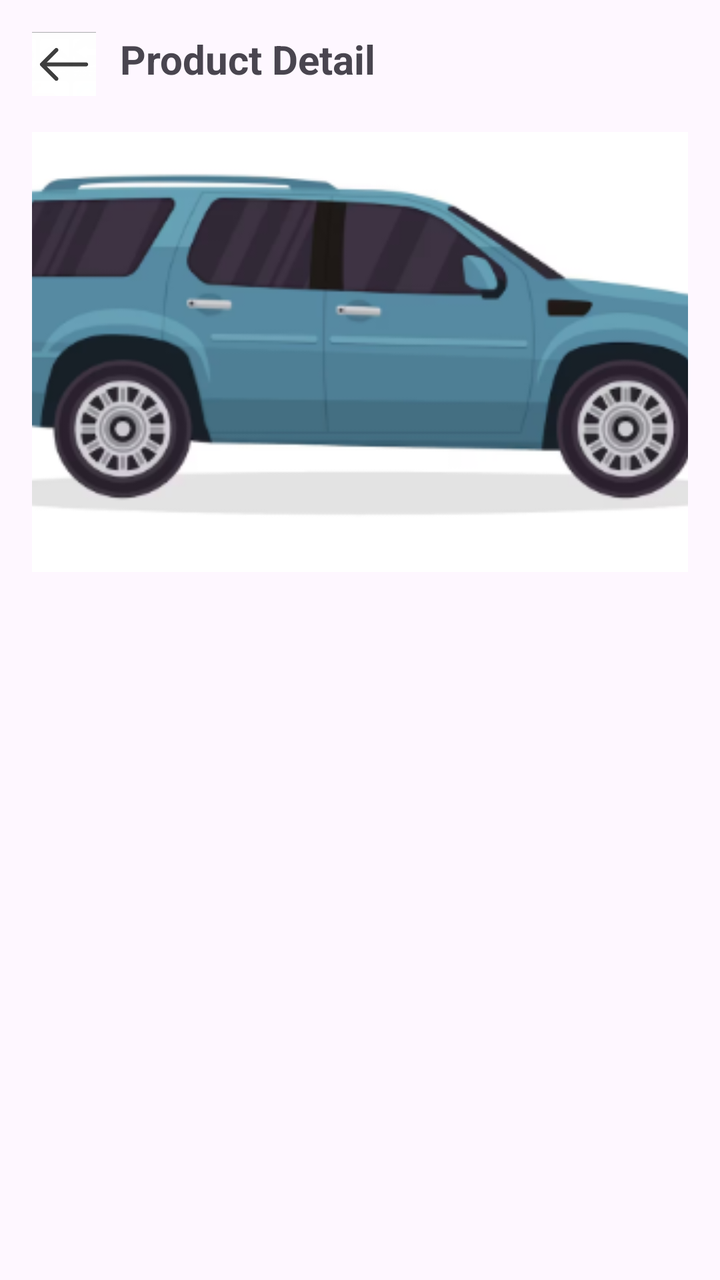
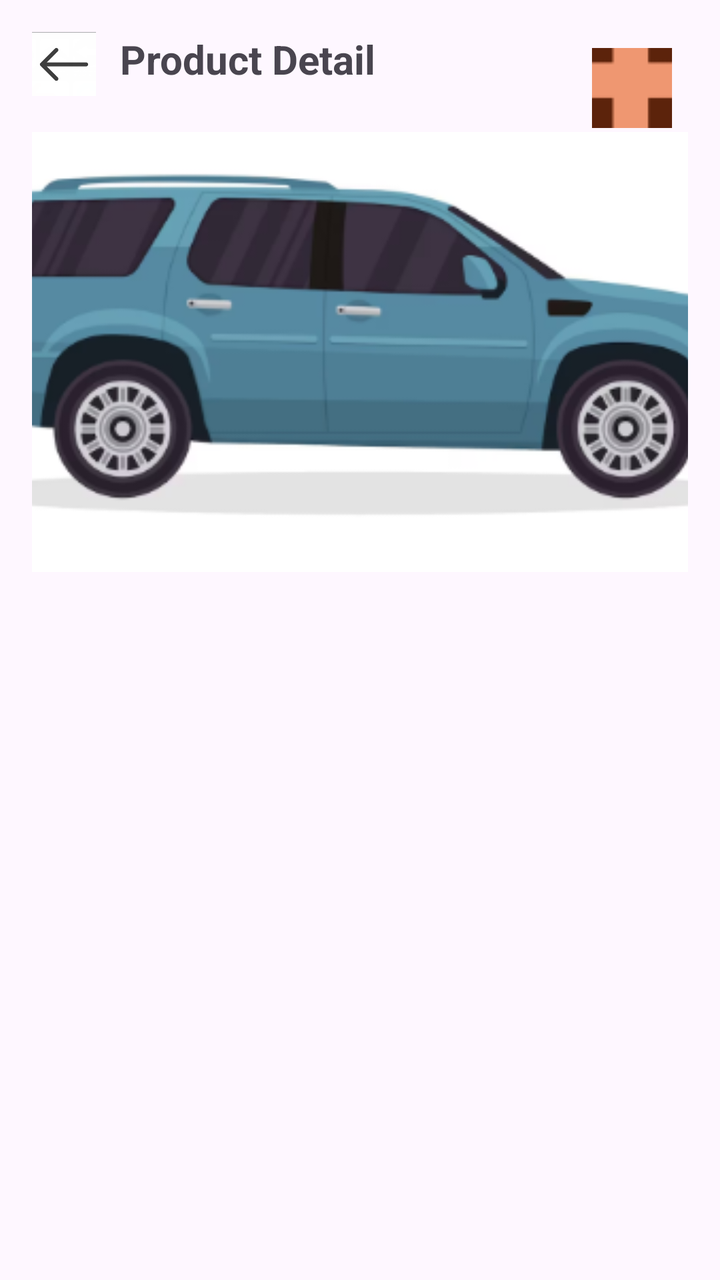

Before-and-after screenshots of an Android layout around one commit, followed by the original layout XML and the change that was made.
<!-- AndroidManifest.xml: application theme Theme.Apni_svari -->
<!-- res/layout/fragment_zseller_product_detail.xml -->
<?xml version="1.0" encoding="utf-8"?>
<androidx.constraintlayout.widget.ConstraintLayout xmlns:android="http://schemas.android.com/apk/res/android"
    xmlns:app="http://schemas.android.com/apk/res-auto"
    android:layout_width="match_parent"
    android:layout_height="match_parent"
    android:padding="16dp">

    <ImageView
        android:id="@+id/backArrowImage"
        android:layout_width="32dp"
        android:layout_height="32dp"
        android:src="@drawable/backarrow"
        android:contentDescription="@string/seller_back"
        app:layout_constraintTop_toTopOf="parent"
        app:layout_constraintStart_toStartOf="parent" />

    <TextView
        android:id="@+id/detailTitle"
        android:layout_width="0dp"
        android:layout_height="wrap_content"
        android:layout_marginStart="12dp"
        android:text="@string/seller_product_detail"
        android:textSize="20sp"
        android:textStyle="bold"
        app:layout_constraintStart_toEndOf="@id/backArrowImage"
        app:layout_constraintEnd_toEndOf="parent"
        app:layout_constraintTop_toTopOf="@id/backArrowImage" />

    <ImageView
        android:id="@+id/detailProductImage"
        android:layout_width="0dp"
        android:layout_height="220dp"
        android:layout_marginTop="18dp"
        android:scaleType="centerCrop"
        android:src="@drawable/carimg"
        android:contentDescription="@string/profile_picture_content_description"
        app:layout_constraintTop_toBottomOf="@id/backArrowImage"
        app:layout_constraintStart_toStartOf="parent"
        app:layout_constraintEnd_toEndOf="parent" />

    <TextView
        android:id="@+id/detailCarNameText"
        android:layout_width="0dp"
        android:layout_height="wrap_content"
        android:layout_marginTop="14dp"
        android:textSize="22sp"
        android:textStyle="bold"
        app:layout_constraintTop_toBottomOf="@id/detailProductImage"
        app:layout_constraintStart_toStartOf="parent"
        app:layout_constraintEnd_toEndOf="parent" />

    <TextView
        android:id="@+id/detailModelText"
        android:layout_width="0dp"
        android:layout_height="wrap_content"
        android:layout_marginTop="8dp"
        android:textSize="16sp"
        app:layout_constraintTop_toBottomOf="@id/detailCarNameText"
        app:layout_constraintStart_toStartOf="parent"
        app:layout_constraintEnd_toEndOf="parent" />

    <TextView
        android:id="@+id/detailPriceText"
        android:layout_width="0dp"
        android:layout_height="wrap_content"
        android:layout_marginTop="8dp"
        android:textSize="16sp"
        app:layout_constraintTop_toBottomOf="@id/detailModelText"
        app:layout_constraintStart_toStartOf="parent"
        app:layout_constraintEnd_toEndOf="parent" />

    <TextView
        android:id="@+id/detailOfferedPriceText"
        android:layout_width="0dp"
        android:layout_height="wrap_content"
        android:layout_marginTop="8dp"
        android:textSize="16sp"
        app:layout_constraintTop_toBottomOf="@id/detailPriceText"
        app:layout_constraintStart_toStartOf="parent"
        app:layout_constraintEnd_toEndOf="parent" />

</androidx.constraintlayout.widget.ConstraintLayout>
<!-- resources referenced by this layout -->
<resources>
  <!-- drawable backarrow: png bitmap (drawable, 21974 bytes) -->
  <!-- drawable carimg: png bitmap (drawable, 56726 bytes) -->
  <string name="profile_picture_content_description">Profile Picture</string>
  <string name="seller_back">Back</string>
  <string name="seller_product_detail">Product Detail</string>
  <style name="Theme.Apni_svari" parent="Base.Theme.Apni_svari" />
  <style name="Base.Theme.Apni_svari" parent="Theme.Material3.DayNight.NoActionBar">
          
          
      </style>
</resources>

<!-- the commit's change to res/layout/fragment_zseller_product_detail.xml (unified diff, before → after) -->
@@ -79,4 +79,26 @@
         app:layout_constraintStart_toStartOf="parent"
         app:layout_constraintEnd_toEndOf="parent" />
 
+    <ImageButton
+        android:id="@+id/addExtraImageBtn"
+        android:layout_width="40dp"
+        android:layout_height="40dp"
+        android:layout_marginTop="8dp"
+        android:layout_marginEnd="8dp"
+        android:src="@drawable/plus"
+        android:background="?attr/selectableItemBackgroundBorderless"
+        android:contentDescription="Add image"
+        app:layout_constraintTop_toTopOf="@id/detailTitle"
+        app:layout_constraintEnd_toEndOf="parent" />
+
+    <androidx.recyclerview.widget.RecyclerView
+        android:id="@+id/extraImagesRecycler"
+        android:layout_width="0dp"
+        android:layout_height="120dp"
+        android:layout_marginTop="12dp"
+        app:layout_constraintTop_toBottomOf="@id/detailOfferedPriceText"
+        app:layout_constraintStart_toStartOf="parent"
+        app:layout_constraintEnd_toEndOf="parent"
+        android:orientation="horizontal" />
+
 </androidx.constraintlayout.widget.ConstraintLayout>
<!-- resource entries referenced after the edit -->
@@ -2,6 +2,7 @@
 <resources>
   <!-- drawable backarrow: png bitmap (drawable, 21974 bytes) -->
   <!-- drawable carimg: png bitmap (drawable, 56726 bytes) -->
+  <!-- drawable plus: png bitmap (drawable, 21579 bytes) -->
   <string name="profile_picture_content_description">Profile Picture</string>
   <string name="seller_back">Back</string>
   <string name="seller_product_detail">Product Detail</string>
